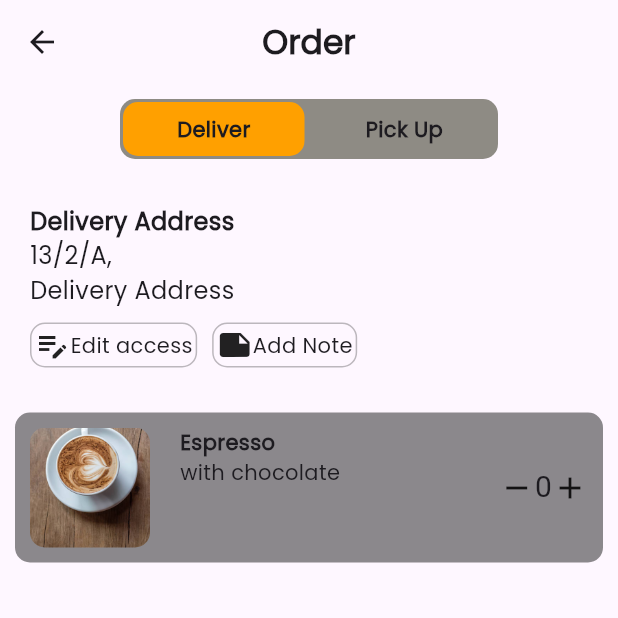
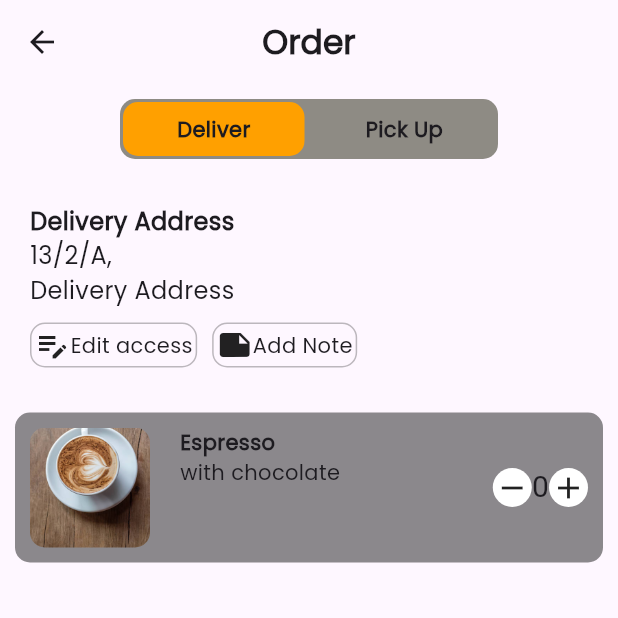
Before and after one commit to kemila3/coffe-app, a Flutter app: the OrderPage screen opened directly, on a phone screen of 412 x 824 dp, the top half of it. Run offline on Flutter 3.47's test engine with Material 3 defaults, Android fonts, the phone set to English and light mode, and no system bars; missing offline and left inert: dart:ffi.

Commit message:
new part added

```diff
--- a/lib/pages/orderPage.dart
+++ b/lib/pages/orderPage.dart
@@ -1,8 +1,16 @@
+import 'dart:ffi';
+
 import 'package:flutter/material.dart';
 
-class OrderPage extends StatelessWidget {
+class OrderPage extends StatefulWidget {
   const OrderPage({super.key});
 
+  @override
+  State<OrderPage> createState() => _OrderPageState();
+}
+
+class _OrderPageState extends State<OrderPage> {
+    int number = 0;
   @override
   Widget build(BuildContext context) {
     return Scaffold(
@@ -202,17 +210,53 @@ class OrderPage extends StatelessWidget {
                       crossAxisAlignment: CrossAxisAlignment.center,
                       children: [
                         Row(
-                          crossAxisAlignment: CrossAxisAlignment.center,
-                          mainAxisAlignment: MainAxisAlignment.center,
+                          // crossAxisAlignment: CrossAxisAlignment.center,
+                          mainAxisAlignment: MainAxisAlignment.spaceBetween,
                           children: [
-                            Icon(
-                              Icons.remove,
+                            GestureDetector(
+                              onTap: () {
+                                setState(() {
+                                  number--;
+                                  if(number < 0){
+                                    number = 0;
+                                  }
+                                });
+                              },
+                              child: Container(
+                                padding: EdgeInsets.all(1),
+                                decoration: BoxDecoration(
+                                  color: Colors.white,
+                                  borderRadius: BorderRadius.circular(40)
+                                ),
+
+                                child: Icon(
+                                  Icons.remove,
+                                ),
+                              ),
                             ),
                             Text(
-                              "0",
+                              number.toString(),
                               style: TextStyle(fontSize: 20),
                             ),
-                            Icon(Icons.add),
+                            GestureDetector(
+                              onTap: () {
+                               setState(() {
+                               number++;
+
+                               });
+                              },
+                              child: Container(
+                                padding: EdgeInsets.all(1),
+                                decoration: BoxDecoration(
+                                  color: Colors.white,
+                                  borderRadius: BorderRadius.circular(40)
+                                ),
+
+                                child: Icon(
+                                  Icons.add,
+                                ),
+                              ),
+                            ),
                           ],
                         )
                       ],
```
